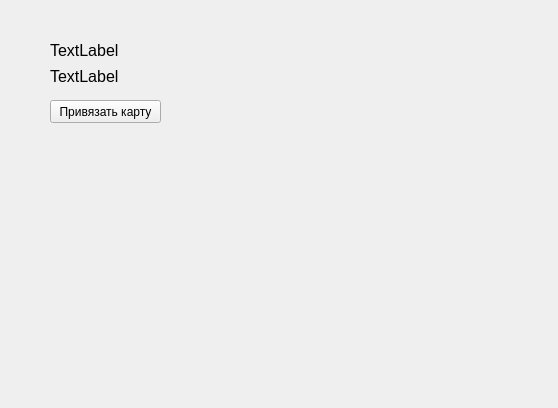
This is payment.ui in Helobaka/QtProject as Qt 5 draws it before an edit. The edited form follows.
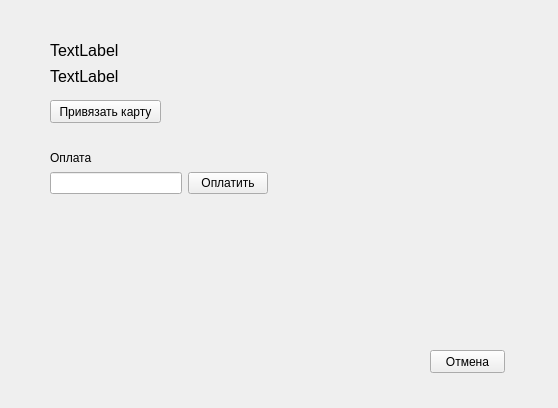
This is the edited form.

Patch:
```diff
--- a/payment.ui
+++ b/payment.ui
@@ -26,6 +26,19 @@
     <string>Привязать карту</string>
    </property>
   </widget>
+  <widget class="QPushButton" name="CancelButton">
+   <property name="geometry">
+    <rect>
+     <x>430</x>
+     <y>350</y>
+     <width>75</width>
+     <height>23</height>
+    </rect>
+   </property>
+   <property name="text">
+    <string>Отмена</string>
+   </property>
+  </widget>
   <widget class="QWidget" name="">
    <property name="geometry">
     <rect>
@@ -62,6 +75,49 @@
     </item>
    </layout>
   </widget>
+  <widget class="QWidget" name="">
+   <property name="geometry">
+    <rect>
+     <x>50</x>
+     <y>150</y>
+     <width>218</width>
+     <height>65</height>
+    </rect>
+   </property>
+   <layout class="QVBoxLayout" name="Pay">
+    <item>
+     <widget class="QLabel" name="PayLabel">
+      <property name="text">
+       <string>Оплата</string>
+      </property>
+     </widget>
+    </item>
+    <item>
+     <layout class="QHBoxLayout" name="horizontalLayout">
+      <item>
+       <widget class="QLineEdit" name="PayEdit"/>
+      </item>
+      <item>
+       <widget class="QPushButton" name="PayButton">
+        <property name="text">
+         <string>Оплатить</string>
+        </property>
+       </widget>
+      </item>
+     </layout>
+    </item>
+    <item>
+     <widget class="QLabel" name="PayErrorLabel">
+      <property name="styleSheet">
+       <string notr="true">color: red;</string>
+      </property>
+      <property name="text">
+       <string/>
+      </property>
+     </widget>
+    </item>
+   </layout>
+  </widget>
  </widget>
  <resources/>
  <connections/>
```
